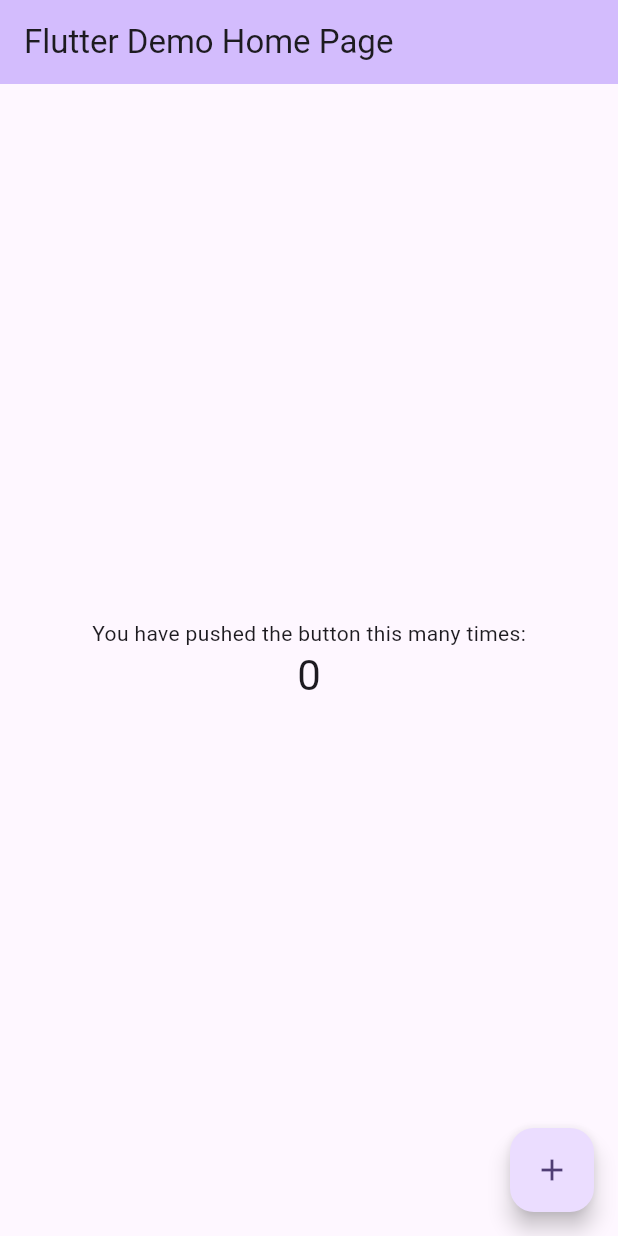
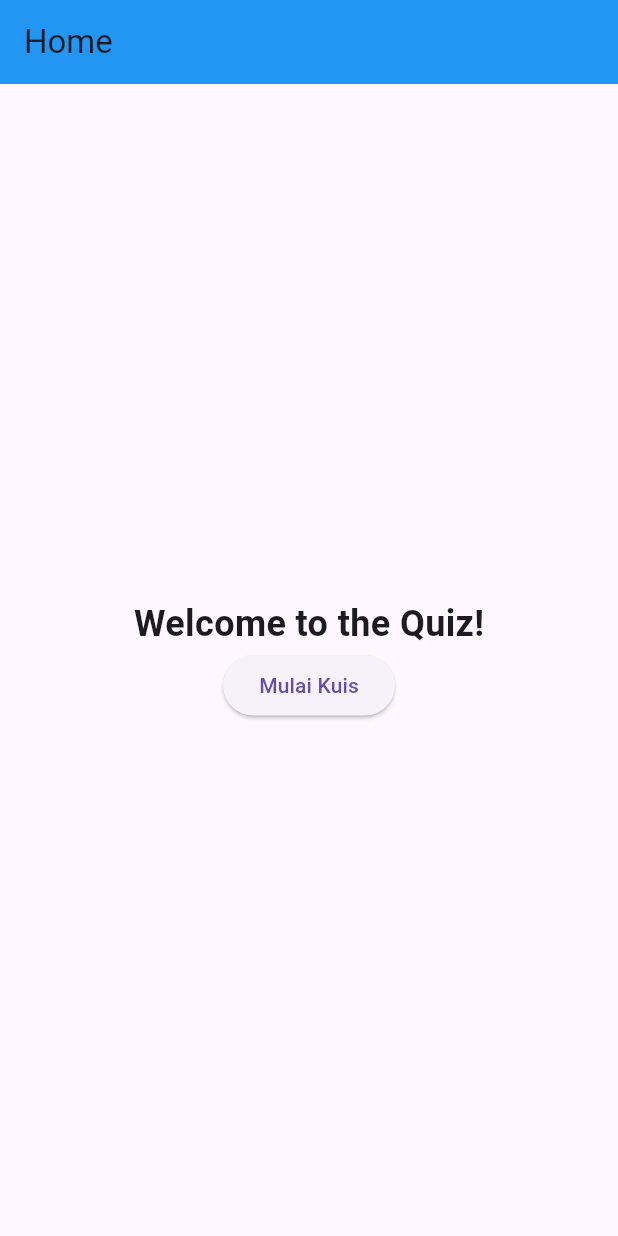
Before and after one commit to AnanthaAulia/uts_pemob_lab, a Flutter app: the screen it shows after launch, on a phone screen of 412 x 824 dp. Run offline on Flutter 3.47's test engine with Material 3 defaults, Android fonts, the phone set to English and light mode, and no system bars.

Commit message:
feat: add home screen to app

```diff
--- a/lib/main.dart
+++ b/lib/main.dart
@@ -1,4 +1,5 @@
 import 'package:flutter/material.dart';
+import 'package:uts_pemob_lab/screen/home_screen.dart';
 
 void main() {
   runApp(const MyApp());
@@ -7,116 +8,15 @@ void main() {
 class MyApp extends StatelessWidget {
   const MyApp({super.key});
 
-  // This widget is the root of your application.
   @override
   Widget build(BuildContext context) {
     return MaterialApp(
-      title: 'Flutter Demo',
+      title: 'Quiz Sederhana',
       theme: ThemeData(
-        // This is the theme of your application.
-        //
-        // TRY THIS: Try running your application with "flutter run". You'll see
-        // the application has a purple toolbar. Then, without quitting the app,
-        // try changing the seedColor in the colorScheme below to Colors.green
-        // and then invoke "hot reload" (save your changes or press the "hot
-        // reload" button in a Flutter-supported IDE, or press "r" if you used
-        // the command line to start the app).
-        //
-        // Notice that the counter didn't reset back to zero; the application
-        // state is not lost during the reload. To reset the state, use hot
-        // restart instead.
-        //
-        // This works for code too, not just values: Most code changes can be
-        // tested with just a hot reload.
-        colorScheme: ColorScheme.fromSeed(seedColor: Colors.deepPurple),
+        primarySwatch: Colors.blue,
       ),
-      home: const MyHomePage(title: 'Flutter Demo Home Page'),
+      home: const home_screen(), // Halaman pertama
+      debugShowCheckedModeBanner: false,
     );
   }
 }
-
-class MyHomePage extends StatefulWidget {
-  const MyHomePage({super.key, required this.title});
-
-  // This widget is the home page of your application. It is stateful, meaning
-  // that it has a State object (defined below) that contains fields that affect
-  // how it looks.
-
-  // This class is the configuration for the state. It holds the values (in this
-  // case the title) provided by the parent (in this case the App widget) and
-  // used by the build method of the State. Fields in a Widget subclass are
-  // always marked "final".
-
-  final String title;
-
-  @override
-  State<MyHomePage> createState() => _MyHomePageState();
-}
-
-class _MyHomePageState extends State<MyHomePage> {
-  int _counter = 0;
-
-  void _incrementCounter() {
-    setState(() {
-      // This call to setState tells the Flutter framework that something has
-      // changed in this State, which causes it to rerun the build method below
-      // so that the display can reflect the updated values. If we changed
-      // _counter without calling setState(), then the build method would not be
-      // called again, and so nothing would appear to happen.
-      _counter++;
-    });
-  }
-
-  @override
-  Widget build(BuildContext context) {
-    // This method is rerun every time setState is called, for instance as done
-    // by the _incrementCounter method above.
-    //
-    // The Flutter framework has been optimized to make rerunning build methods
-    // fast, so that you can just rebuild anything that needs updating rather
-    // than having to individually change instances of widgets.
-    return Scaffold(
-      appBar: AppBar(
-        // TRY THIS: Try changing the color here to a specific color (to
-        // Colors.amber, perhaps?) and trigger a hot reload to see the AppBar
-        // change color while the other colors stay the same.
-        backgroundColor: Theme.of(context).colorScheme.inversePrimary,
-        // Here we take the value from the MyHomePage object that was created by
-        // the App.build method, and use it to set our appbar title.
-        title: Text(widget.title),
-      ),
-      body: Center(
-        // Center is a layout widget. It takes a single child and positions it
-        // in the middle of the parent.
-        child: Column(
-          // Column is also a layout widget. It takes a list of children and
-          // arranges them vertically. By default, it sizes itself to fit its
-          // children horizontally, and tries to be as tall as its parent.
-          //
-          // Column has various properties to control how it sizes itself and
-          // how it positions its children. Here we use mainAxisAlignment to
-          // center the children vertically; the main axis here is the vertical
-          // axis because Columns are vertical (the cross axis would be
-          // horizontal).
-          //
-          // TRY THIS: Invoke "debug painting" (choose the "Toggle Debug Paint"
-          // action in the IDE, or press "p" in the console), to see the
-          // wireframe for each widget.
-          mainAxisAlignment: MainAxisAlignment.center,
-          children: <Widget>[
-            const Text('You have pushed the button this many times:'),
-            Text(
-              '$_counter',
-              style: Theme.of(context).textTheme.headlineMedium,
-            ),
-          ],
-        ),
-      ),
-      floatingActionButton: FloatingActionButton(
-        onPressed: _incrementCounter,
-        tooltip: 'Increment',
-        child: const Icon(Icons.add),
-      ), // This trailing comma makes auto-formatting nicer for build methods.
-    );
-  }
-}
--- /dev/null
+++ b/lib/screen/home_screen.dart
@@ -0,0 +1,32 @@
+import 'package:flutter/material.dart';
+// import 'quiz_screen..dart';
+
+class home_screen extends StatelessWidget {
+  const home_screen({super.key});
+
+  @override
+  Widget build(BuildContext context) {
+    return Scaffold(
+      appBar: AppBar(
+        title: const Text('Home'),
+        backgroundColor: Colors.blue,
+      ),
+      body: Center(
+        child: Column(
+          mainAxisAlignment: MainAxisAlignment.center,
+          children: [
+            const Text(
+              'Welcome to the Quiz!',
+              style: TextStyle(fontSize: 24, fontWeight: FontWeight.bold),
+            ),
+            ElevatedButton(
+              onPressed: () {
+                },
+              child: const Text('Mulai Kuis'),
+            ),
+          ],
+        ),
+      ),
+    );
+  }
+}
```
Also changed, not shown: lib/screen/quiz_screen..dart (added).
